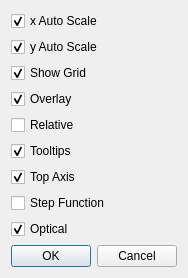
Above: code/display/QtPlotter/QtProfilePrefsGUI.ui from radio-astro/casa before the change. Below: the same form after it.
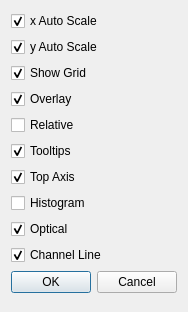
That is the form after the change.

```diff
--- a/code/display/QtPlotter/QtProfilePrefsGUI.ui
+++ b/code/display/QtPlotter/QtProfilePrefsGUI.ui
@@ -6,8 +6,8 @@
    <rect>
     <x>0</x>
     <y>0</y>
-    <width>173</width>
-    <height>251</height>
+    <width>178</width>
+    <height>312</height>
    </rect>
   </property>
   <property name="windowTitle">
@@ -84,7 +84,7 @@
    <item>
     <widget class="QCheckBox" name="stepFunctionCheckBox">
      <property name="text">
-      <string>Step Function</string>
+      <string>Histogram</string>
      </property>
     </widget>
    </item>
@@ -98,6 +98,16 @@
      </property>
     </widget>
    </item>
+   <item>
+    <widget class="QCheckBox" name="channelLineCheckBox">
+     <property name="text">
+      <string>Channel Line</string>
+     </property>
+     <property name="checked">
+      <bool>true</bool>
+     </property>
+    </widget>
+   </item>
    <item>
     <widget class="QDialogButtonBox" name="buttonBox">
      <property name="standardButtons">
```
